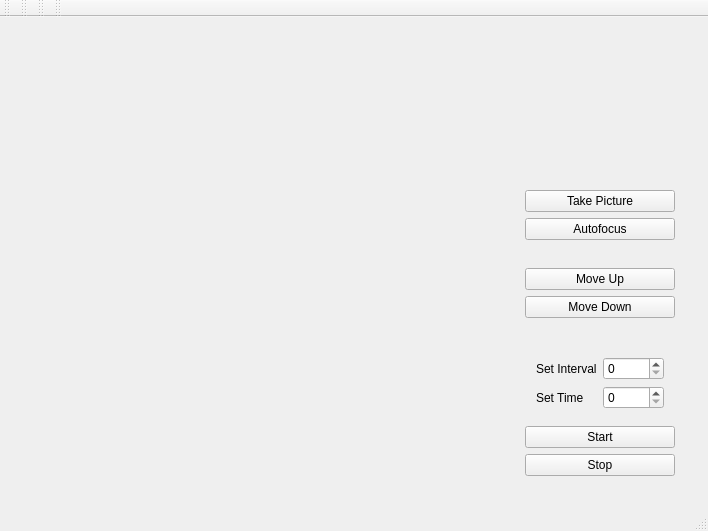
Qt form gui.ui (malgorzatakim/robotchem) before a commit.
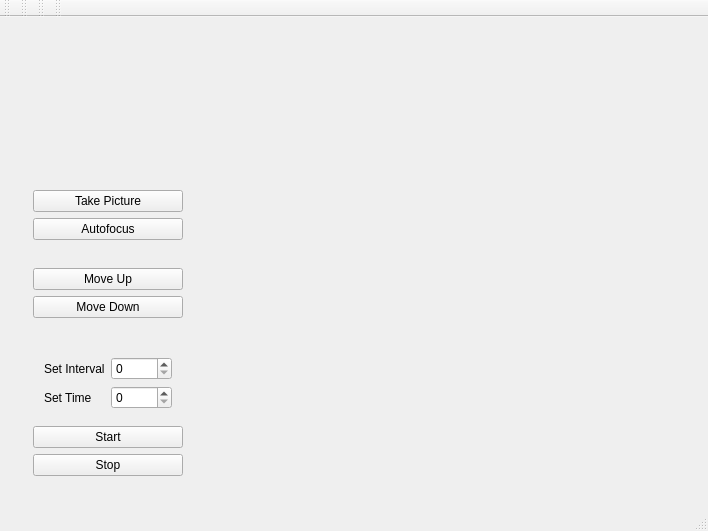
The same form after that commit.

Commit message: changes to GUI and display of the best picture

Diff of the .ui file:
```diff
--- a/gui.ui
+++ b/gui.ui
@@ -15,31 +15,6 @@
   </property>
   <widget class="QWidget" name="centralWidget">
    <layout class="QHBoxLayout" name="horizontalLayout">
-    <item>
-     <widget class="QWidget" name="widget" native="true">
-      <property name="sizePolicy">
-       <sizepolicy hsizetype="MinimumExpanding" vsizetype="MinimumExpanding">
-        <horstretch>0</horstretch>
-        <verstretch>0</verstretch>
-       </sizepolicy>
-      </property>
-      <layout class="QVBoxLayout" name="verticalLayout_5">
-       <item>
-        <widget class="QLabel" name="labPic">
-         <property name="sizePolicy">
-          <sizepolicy hsizetype="Ignored" vsizetype="Ignored">
-           <horstretch>0</horstretch>
-           <verstretch>0</verstretch>
-          </sizepolicy>
-         </property>
-         <property name="text">
-          <string/>
-         </property>
-        </widget>
-       </item>
-      </layout>
-     </widget>
-    </item>
     <item>
      <widget class="QWidget" name="widget_6" native="true">
       <layout class="QVBoxLayout" name="verticalLayout_6">
@@ -153,6 +128,31 @@
       </layout>
      </widget>
     </item>
+    <item>
+     <widget class="QWidget" name="widget" native="true">
+      <property name="sizePolicy">
+       <sizepolicy hsizetype="MinimumExpanding" vsizetype="MinimumExpanding">
+        <horstretch>0</horstretch>
+        <verstretch>0</verstretch>
+       </sizepolicy>
+      </property>
+      <layout class="QVBoxLayout" name="verticalLayout_5">
+       <item>
+        <widget class="QLabel" name="labPic">
+         <property name="sizePolicy">
+          <sizepolicy hsizetype="Ignored" vsizetype="Ignored">
+           <horstretch>0</horstretch>
+           <verstretch>0</verstretch>
+          </sizepolicy>
+         </property>
+         <property name="text">
+          <string/>
+         </property>
+        </widget>
+       </item>
+      </layout>
+     </widget>
+    </item>
    </layout>
   </widget>
   <widget class="QMenuBar" name="menuBar">
```
The commit also changes 2 other files.
